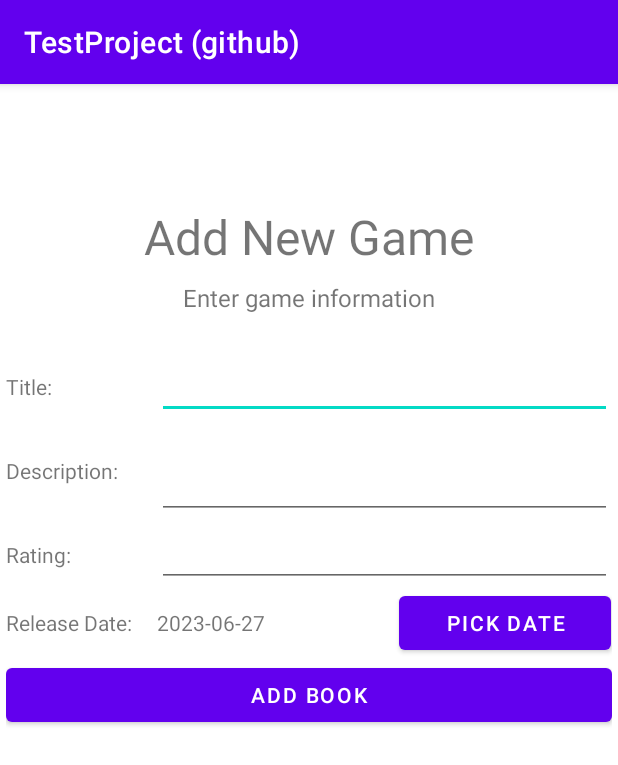
After one commit to Irfanizam/csc577-project, an Android app: the NewGameActivity screen opened directly, with no data from a screen before it, on a phone screen of 412 x 824 dp. The commit adds this screen. Shown: the top 765 px of the screen. Run offline under Robolectric (Android 15) with nearby library versions, the phone set to English and light mode, and no system bars.

Commit message:
Successfully add game module

```diff
--- a/app/src/main/AndroidManifest.xml
+++ b/app/src/main/AndroidManifest.xml
@@ -34,6 +34,9 @@
         <activity android:name=".GameDetailActivity"
             android:exported="true">
         </activity>
+
+        <activity android:name=".NewGameActivity"
+            android:exported="true"></activity>
     </application>
 
 </manifest>
--- /dev/null
+++ b/app/src/main/java/com/example/testprojectgithub/NewGameActivity.java
@@ -0,0 +1,194 @@
+package com.example.testprojectgithub;
+
+import androidx.appcompat.app.AlertDialog;
+import androidx.appcompat.app.AppCompatActivity;
+import androidx.fragment.app.DialogFragment;
+
+import android.app.DatePickerDialog;
+import android.app.Dialog;
+import android.content.Context;
+import android.content.DialogInterface;
+import android.content.Intent;
+import android.os.Bundle;
+import android.util.Log;
+import android.view.View;
+import android.widget.DatePicker;
+import android.widget.EditText;
+import android.widget.TextView;
+import android.widget.Toast;
+
+
+import com.example.testprojectgithub.model.Game;
+import com.example.testprojectgithub.model.SharedPrefManager;
+import com.example.testprojectgithub.model.User;
+import com.example.testprojectgithub.remote.ApiUtils;
+import com.example.testprojectgithub.remote.GameService;
+
+import java.text.DateFormat;
+import java.text.SimpleDateFormat;
+import java.util.Calendar;
+import java.util.Date;
+import java.util.GregorianCalendar;
+
+import retrofit2.Call;
+import retrofit2.Callback;
+import retrofit2.Response;
+
+public class NewGameActivity extends AppCompatActivity {
+
+    private EditText txtName;
+    private EditText txtDescription;
+    private EditText txtRating;
+
+    private static TextView tvReleaseDate; // static because need to be accessed by DatePickerFragment
+
+    private static Date releaseDate; // static because need to be accessed by DatePickerFragment
+
+    private Context context;
+
+    /**
+     * Date picker fragment class
+     * Reference: https://developer.android.com/guide/topics/ui/controls/pickers
+     */
+    public static class DatePickerFragment extends DialogFragment
+            implements DatePickerDialog.OnDateSetListener {
+
+        @Override
+        public Dialog onCreateDialog(Bundle savedInstanceState) {
+            // Use the current date as the default date in the picker
+            final Calendar c = Calendar.getInstance();
+            int year = c.get(Calendar.YEAR);
+            int month = c.get(Calendar.MONTH);
+            int day = c.get(Calendar.DAY_OF_MONTH);
+
+            // Create a new instance of DatePickerDialog and return it
+            return new DatePickerDialog(getActivity(), this, year, month, day);
+        }
+
+        public void onDateSet(DatePicker view, int year, int month, int day) {
+            // Do something with the date chosen by the user
+
+            // create a date object from selected year, month and day
+            releaseDate = new GregorianCalendar(year, month, day).getTime();
+
+            // display in the label beside the button with specific date format
+            SimpleDateFormat sdf = new SimpleDateFormat("yyyy-MM-dd");
+            tvReleaseDate.setText( sdf.format(releaseDate) );
+        }
+    }
+
+    @Override
+    protected void onCreate(Bundle savedInstanceState) {
+        super.onCreate(savedInstanceState);
+        setContentView(R.layout.activity_new_game);
+
+        // store context
+        context = this;
+
+        // get view objects references
+        txtName = findViewById(R.id.txtName);
+        txtDescription = findViewById(R.id.txtDescription);
+        txtRating = findViewById(R.id.txtRating);
+        tvReleaseDate = findViewById(R.id.tvReleaseDate);
+
+        // set default createdAt value, get current date
+        releaseDate = new Date();
+        // display in the label beside the button with specific date format
+        SimpleDateFormat sdf = new SimpleDateFormat("yyyy-MM-dd");
+        tvReleaseDate.setText( sdf.format(releaseDate) );
+
+    }
+
+    /**
+     * Called when pick date button is clicked. Display a date picker dialog
+     * @param v
+     */
+    public void showDatePickerDialog(View v) {
+        DialogFragment newFragment = new DatePickerFragment();
+        newFragment.show(getSupportFragmentManager(), "datePicker");
+    }
+
+    /**
+     * Called when Add Book button is clicked
+     * @param v
+     */
+    public void addNewBook(View v) {
+        // get values in form
+        String gameName = txtName.getText().toString();
+        String gameDescription = txtDescription.getText().toString();
+        String gameRating = txtRating.getText().toString();
+
+        // convert createdAt date to format in DB
+        // reference: https://docs.oracle.com/javase/7/docs/api/java/text/SimpleDateFormat.html
+        SimpleDateFormat sdf = new SimpleDateFormat("yyyy-MM-dd HH:mm:ss");
+        String release_at = sdf.format(releaseDate);
+
+
+        // create a Book object
+        // set id to 0, it will be automatically generated by the db later
+        // set image to dummy value
+        Game g = new Game(0, gameName, gameDescription, gameRating, release_at);
+
+        // get user info from SharedPreferences
+        User user = SharedPrefManager.getInstance(getApplicationContext()).getUser();
+
+        // send request to add new book to the REST API
+        GameService gameService = ApiUtils.getGameService();
+        Call<Game> call = gameService.addGame(user.getToken(), g);
+
+        // execute
+        call.enqueue(new Callback<Game>() {
+            @Override
+            public void onResponse(Call<Game> call, Response<Game> response) {
+
+                // for debug purpose
+                Log.d("MyApp:", "Response: " + response.raw().toString());
+
+                // invalid session?
+                if (response.code() == 401)
+                    displayAlert("Invalid session. Please re-login");
+
+                // book added successfully?
+                Game addedGame = response.body();
+                if (addedGame != null) {
+                    // display message
+                    Toast.makeText(context,
+                            addedGame.getGameName() + " added successfully.",
+                            Toast.LENGTH_LONG).show();
+
+                    // end this activity and forward user to BookListActivity
+                    Intent intent = new Intent(context, GameListActivity.class);
+                    startActivity(intent);
+                    finish();
+                } else {
+                    displayAlert("Add New Game failed.");
+                }
+            }
+
+            @Override
+            public void onFailure(Call<Game> call, Throwable t) {
+                displayAlert("Error [" + t.getMessage() + "]");
+                // for debug purpose
+                Log.d("MyApp:", "Error: " + t.getCause().getMessage());
+            }
+        });
+    }
+
+    /**
+     * Displaying an alert dialog with a single button
+     * @param message - message to be displayed
+     */
+    public void displayAlert(String message) {
+        AlertDialog.Builder builder = new AlertDialog.Builder(this);
+        builder.setMessage(message)
+                .setCancelable(false)
+                .setPositiveButton("OK", new DialogInterface.OnClickListener() {
+                    public void onClick(DialogInterface dialog, int id) {
+                        //do things
+                        dialog.cancel();
+                    }
+                });
+        AlertDialog alert = builder.create();
+        alert.show();
+    }
+}
--- a/app/src/main/java/com/example/testprojectgithub/remote/GameService.java
+++ b/app/src/main/java/com/example/testprojectgithub/remote/GameService.java
@@ -5,8 +5,10 @@ import com.example.testprojectgithub.model.Game;
 import java.util.List;
 
 import retrofit2.Call;
+import retrofit2.http.Body;
 import retrofit2.http.GET;
 import retrofit2.http.Header;
+import retrofit2.http.POST;
 import retrofit2.http.Path;
 
 public interface GameService {
@@ -16,4 +18,12 @@ public interface GameService {
 
     @GET("api/game/{id}")
     Call<Game> getGame(@Header("api-key") String api_key, @Path("id") int id);
+
+    /**
+     * Add game by sending a single Book JSON
+     * @return game object
+     */
+    @POST("api/game")
+    Call<Game> addGame(@Header ("api-key") String apiKey, @Body Game game);
+
 }
--- /dev/null
+++ b/app/src/main/res/layout/activity_new_game.xml
@@ -0,0 +1,130 @@
+<?xml version="1.0" encoding="utf-8"?>
+<GridLayout
+    xmlns:android="http://schemas.android.com/apk/res/android"
+    android:layout_width="match_parent"
+    android:layout_height="match_parent"
+    android:useDefaultMargins="true"
+    android:alignmentMode="alignBounds"
+    android:columnOrderPreserved="false"
+    android:columnCount="2"
+    >
+
+    <TextView
+        android:layout_columnSpan="2"
+        android:layout_gravity="center_horizontal"
+        android:text="Add New Game"
+        android:layout_marginTop="80dp"
+        android:textSize="32dip" />
+
+    <TextView
+        android:layout_columnSpan="2"
+        android:layout_gravity="center"
+        android:text="Enter game information"
+        android:textSize="16dip" />
+
+    <LinearLayout
+        android:layout_width="fill_parent"
+        android:layout_height="569dp"
+        android:layout_gravity="center"
+        android:orientation="vertical">
+
+        <LinearLayout
+            android:layout_width="fill_parent"
+            android:layout_height="wrap_content"
+            android:orientation="horizontal">
+
+            <TextView
+                android:layout_width="0dp"
+                android:layout_height="wrap_content"
+                android:layout_weight="0.25"
+                android:text="Title:" />
+
+            <EditText
+                android:id="@+id/txtName"
+                android:layout_width="0dp"
+                android:layout_height="wrap_content"
+                android:layout_weight="0.75" />
+        </LinearLayout>
+
+        <LinearLayout
+            android:layout_width="fill_parent"
+            android:layout_height="wrap_content"
+            android:orientation="horizontal">
+
+            <TextView
+                android:layout_width="0dp"
+                android:layout_height="wrap_content"
+                android:layout_weight="0.25"
+                android:text="Description:" />
+
+            <EditText
+                android:id="@+id/txtDescription"
+                android:layout_width="0dp"
+                android:layout_height="wrap_content"
+                android:layout_weight="0.75"
+                android:inputType="textMultiLine"
+                android:lines="2" />
+        </LinearLayout>
+
+        <LinearLayout
+            android:layout_width="fill_parent"
+            android:layout_height="wrap_content"
+            android:orientation="horizontal">
+
+            <TextView
+                android:layout_width="0dp"
+                android:layout_height="wrap_content"
+                android:layout_weight="0.25"
+                android:text="Rating:" />
+
+            <EditText
+                android:id="@+id/txtRating"
+                android:layout_width="0dp"
+                android:layout_height="wrap_content"
+                android:layout_weight="0.75" />
+        </LinearLayout>
+
+
+        <LinearLayout
+            android:layout_width="fill_parent"
+            android:layout_height="wrap_content"
+            android:orientation="horizontal">
+
+            <TextView
+                android:layout_width="0dp"
+                android:layout_height="wrap_content"
+                android:layout_weight="0.25"
+                android:text="Release Date:" />
+
+            <TextView
+                android:id="@+id/tvReleaseDate"
+                android:layout_width="0dp"
+                android:layout_height="wrap_content"
+                android:layout_weight="0.4"
+                android:text="YYYY-MM-DD" />
+
+            <Button
+                android:layout_width="0dp"
+                android:layout_height="wrap_content"
+                android:layout_weight="0.35"
+                android:onClick="showDatePickerDialog"
+                android:text="Pick Date" />
+
+        </LinearLayout>
+
+        <LinearLayout
+            android:layout_width="match_parent"
+            android:layout_height="wrap_content">
+
+            <Button
+                android:layout_width="match_parent"
+                android:layout_height="wrap_content"
+                android:onClick="addNewBook"
+                android:text="Add Book" />
+
+        </LinearLayout>
+
+
+    </LinearLayout>
+
+</GridLayout>
```
Also changed, not shown: app/src/main/java/com/example/testprojectgithub/GameListActivity.java (+14 -0 lines), app/src/main/res/layout/activity_game_list.xml (+13 -0 lines).
